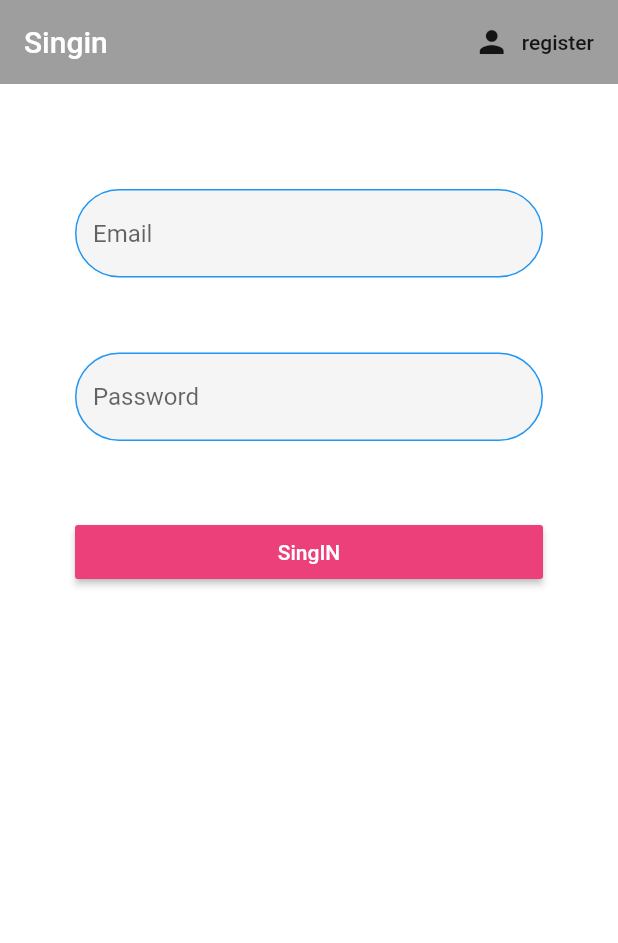
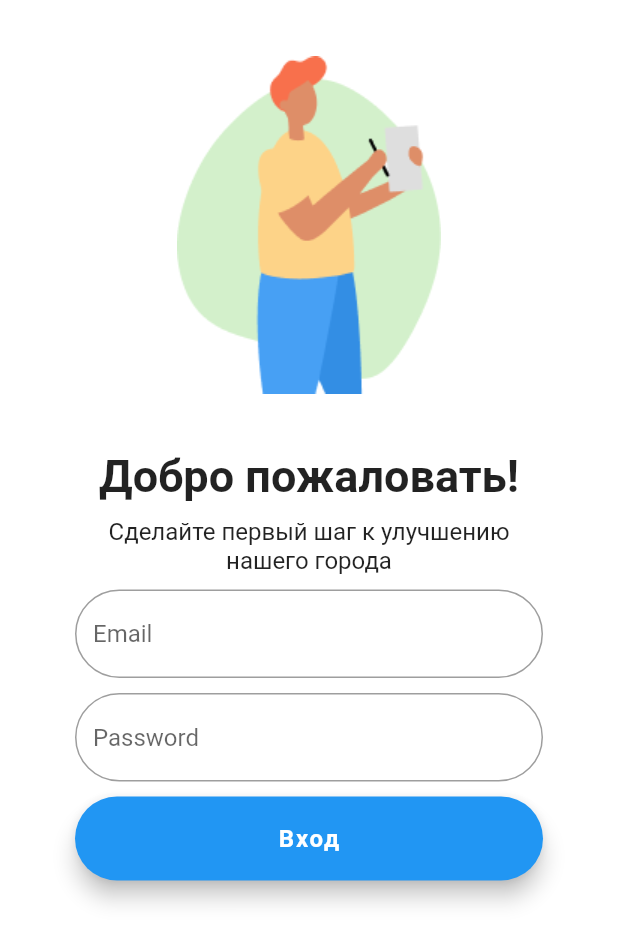
Before and after one commit to GOODBAES1/flutter_appruslantest, a Flutter app: the screen it shows after launch, on a phone screen of 412 x 824 dp. Shown: the top 943 px of the screen. Run offline on Flutter 3.47's test engine with Material 2 defaults, Android fonts, the phone set to English and light mode, and no system bars; our stand-ins replace cloud_firestore, firebase_auth, flutter_spinkit; accounts and stored records are empty.

Commit message:
добавили картинку и изменили скрин сингап

```diff
--- a/lib/constants.dart
+++ b/lib/constants.dart
@@ -1,14 +1,9 @@
 import 'package:flutter/material.dart';
 const textImputDecorations = InputDecoration(
 
-      filled: true,
       enabledBorder: OutlineInputBorder(
 
           borderRadius: BorderRadius.all(Radius.circular(30)),
-          borderSide: BorderSide(color: Colors.blue)
+
       ),
-      focusedBorder: OutlineInputBorder(
-
-          borderSide: BorderSide(color: Colors.deepOrangeAccent),
-      )
 );
--- a/lib/screens/auth/register.dart
+++ b/lib/screens/auth/register.dart
@@ -9,7 +9,6 @@ class Register extends StatefulWidget {
   @override
   _RegisterState createState() => _RegisterState();
 }
-
 class _RegisterState extends State<Register> {
   final AuthService _auth = AuthService();
   bool loading = false;
--- a/lib/screens/auth/sing_in.dart
+++ b/lib/screens/auth/sing_in.dart
@@ -14,52 +14,77 @@ bool loading = false;
 String email = '';
 String password = '';
 String error = '';
+//: <Widget>[
+//FlatButton.icon(
+//onPressed: (){widget.toggleView();},
+//icon: Icon(Icons.person),
+//label: Text('register'),)
+//],
+
 
 class _SingInState extends State<SingIn> {
   @override
   Widget build(BuildContext context) {
     return loading ? Loading(): Scaffold(
       backgroundColor: Colors.white,
-      appBar: AppBar(
-        backgroundColor: Colors.grey,
-        elevation: 0.0,
-        title: Text('Singin'),
-        actions: <Widget>[
-          FlatButton.icon(
-              onPressed: (){widget.toggleView();},
-              icon: Icon(Icons.person),
-              label: Text('register'),)
-        ],
-      ),
       body: Container(
-        padding: EdgeInsets.symmetric(vertical: 20,horizontal: 50),
+
         child: Form(
           key: _formKey,
           child: ListView(
-            children: <Widget>[
-              SizedBox(height: 50),
+            padding: EdgeInsets.fromLTRB(50,0,50,0),
+
+             children: <Widget>[
+               SizedBox(
+                 width: 300,
+                 height: 300,
+                 child: Image(image: AssetImage('assets/vector.png')),),
+               Text(
+                 'Добро пожаловать!',
+                 textAlign: TextAlign.center,
+                 overflow: TextOverflow.ellipsis,
+                 style: TextStyle(fontWeight: FontWeight.bold, fontSize: 30,fontFamily: 'Roboto'),
+               ),
+               SizedBox(height: 10),
+               Text(
+                 '''Сделайте первый шаг к улучшению
+нашего города''',
+                 textAlign: TextAlign.center,
+                 overflow: TextOverflow.ellipsis,
+                 style: TextStyle(fontSize: 16,fontFamily: 'Roboto'),
+               ),
+              SizedBox(height: 10),
               TextFormField(
-                decoration: textImputDecorations.copyWith(hintText:'Email'),
+                decoration: InputDecoration(
+
+                    border: OutlineInputBorder(
+                        borderRadius:BorderRadius.circular(30.0)),
+                    hintText:'Email'
+                ),
                 validator: (val)=>val.isEmpty?'Enter Email':null,
                 onChanged: (val){
                     setState(()=> email = val);
                 },
               ),
-              SizedBox(height: 50),
+              SizedBox(height: 10),
               TextFormField(
-                  decoration: textImputDecorations.copyWith(hintText:'Password'),
+               decoration: InputDecoration(
+                   border: OutlineInputBorder(
+                       borderRadius:BorderRadius.circular(30.0)),
+                   hintText:'Password'
+               ),
                   validator: (val)=>val.length<6?'password 6+ sym':null,
                 obscureText: true,
                 onChanged: (val){
                   setState(()=> password =val);
                 }
               ),
-              SizedBox(height: 50),
-              RaisedButton(
-                color: Colors.pink[400],
-                child: Text(
-                    'SingIN',
-                    style: TextStyle(color: Colors.white)
+              SizedBox(height: 10),
+              FloatingActionButton(
+                  shape: RoundedRectangleBorder(borderRadius: BorderRadius.all(Radius.circular(30.0))),
+                  child: Text(
+                    'Вход',
+                    style: TextStyle(color: Colors.white, fontFamily: 'Roboto', fontSize: 16, fontWeight: FontWeight.bold )
                 ),
                 onPressed:() async {
                   if (_formKey.currentState.validate()){
@@ -74,7 +99,7 @@ class _SingInState extends State<SingIn> {
                   }
                   }
               ),
-              SizedBox(height: 12),
+              SizedBox(height: 10),
               Text(error,style: TextStyle(color: Colors.red)),
             ],
           ),
--- a/pubspec.yaml
+++ b/pubspec.yaml
@@ -46,9 +46,8 @@ flutter:
   uses-material-design: true
 
   # To add assets to your application, add an assets section, like this:
-  # assets:
-  #  - images/a_dot_burr.jpeg
-  #  - images/a_dot_ham.jpeg
+  assets:
+    - assets/vector.png
 
   # An image asset can refer to one or more resolution-specific "variants", see
   # https://flutter.dev/assets-and-images/#resolution-aware.
```
Also changed, not shown: assets/vector.png (added), pubspec.lock.
